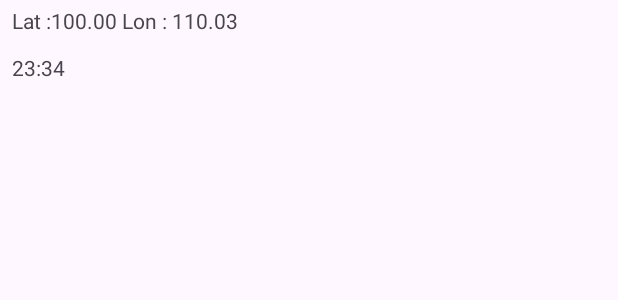
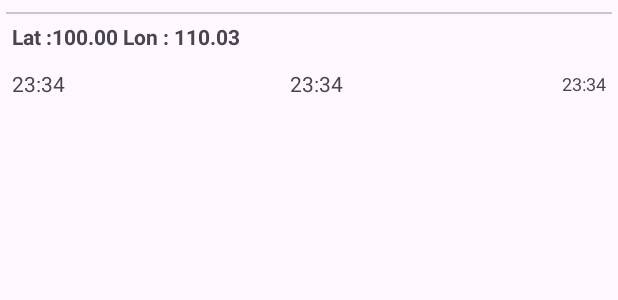
Before and after one commit to Dilivva/android-kotlin-assessment, an Android app: the layout history_item_layout.xml on its own in the app's theme, with its tools: preview values and no code run, on a phone screen of 412 x 824 dp. Shown: the top 300 px of the screen. Run offline under Robolectric (Android 15) with nearby library versions, the phone set to English and light mode, and no system bars.

Commit message:
Fixed the Location History section Deleting is now by long clicking the item

```diff
--- a/app/src/main/res/layout/history_item_layout.xml
+++ b/app/src/main/res/layout/history_item_layout.xml
@@ -4,20 +4,60 @@
     xmlns:tools="http://schemas.android.com/tools"
     android:layout_width="match_parent"
     android:layout_height="wrap_content"
+    android:paddingHorizontal="4dp"
+    android:paddingVertical="8dp">
 
-    android:paddingStart="4dp">
+    <com.google.android.material.divider.MaterialDivider
+        android:id="@+id/top_divider"
+        android:layout_width="match_parent"
+        android:layout_height="wrap_content"
+        app:layout_constraintEnd_toEndOf="parent"
+        app:layout_constraintStart_toStartOf="parent"
+        app:layout_constraintTop_toTopOf="parent" />
 
     <TextView
-        android:id="@+id/lat_lng"
+        android:id="@+id/name_of_location"
         android:layout_width="0dp"
         android:layout_height="wrap_content"
         android:padding="4dp"
+        android:textStyle="bold"
         app:layout_constraintBottom_toTopOf="@+id/time"
-        app:layout_constraintEnd_toStartOf="@+id/frameLayout"
+        app:layout_constraintEnd_toEndOf="parent"
         app:layout_constraintHorizontal_bias="0.5"
         app:layout_constraintStart_toStartOf="parent"
-        app:layout_constraintTop_toTopOf="parent"
+        app:layout_constraintTop_toBottomOf="@id/top_divider"
         tools:text="Lat :100.00 Lon : 110.03" />
+
+    <TextView
+        android:id="@+id/latitude"
+        android:layout_width="wrap_content"
+        android:layout_height="wrap_content"
+
+        android:layout_marginTop="4dp"
+        android:maxEms="5"
+        android:maxLines="1"
+        android:padding="4dp"
+        app:layout_constraintBottom_toBottomOf="parent"
+        app:layout_constraintStart_toStartOf="parent"
+        app:layout_constraintTop_toBottomOf="@+id/name_of_location"
+        app:layout_constraintVertical_bias="1.0"
+        tools:text="23:34" />
+
+    <TextView
+        android:id="@+id/longitude"
+        android:layout_width="wrap_content"
+        android:layout_height="wrap_content"
+        android:layout_marginStart="4dp"
+        android:layout_marginTop="4dp"
+        android:maxEms="5"
+        android:maxLines="1"
+        android:padding="4dp"
+        app:layout_constraintBottom_toBottomOf="parent"
+        app:layout_constraintEnd_toStartOf="@+id/time"
+        app:layout_constraintHorizontal_bias="0.5"
+        app:layout_constraintStart_toEndOf="@id/latitude"
+        app:layout_constraintTop_toBottomOf="@+id/name_of_location"
+        tools:text="23:34" />
 
     <TextView
         android:id="@+id/time"
@@ -26,37 +66,14 @@
         android:layout_marginTop="4dp"
         android:padding="4dp"
         app:layout_constraintBottom_toBottomOf="parent"
-        app:layout_constraintEnd_toStartOf="@+id/frameLayout"
+        android:textSize="12sp"
         app:layout_constraintHorizontal_bias="0.5"
-        app:layout_constraintStart_toStartOf="parent"
-        app:layout_constraintTop_toBottomOf="@+id/lat_lng"
+        app:layout_constraintEnd_toEndOf="parent"
+        app:layout_constraintTop_toBottomOf="@+id/name_of_location"
         tools:text="23:34" />
 
 
-    <FrameLayout
 
-        android:id="@+id/delete_layout"
-        android:layout_width="wrap_content"
-        android:layout_height="match_parent"
-        android:background="?colorSurfaceInverse"
-        android:elevation="-10dp"
-        android:minHeight="60dp"
-        android:padding="4dp"
-        android:visibility="gone"
-        app:layout_constraintBottom_toBottomOf="parent"
-        app:layout_constraintEnd_toEndOf="parent"
-        app:layout_constraintTop_toTopOf="parent">
-
-        <ImageButton
-            android:id="@+id/delete_button"
-            android:layout_width="50dp"
-            android:layout_height="50dp"
-            android:layout_gravity="center"
-            android:backgroundTint="@android:color/transparent"
-            android:scaleType="fitCenter"
-            app:srcCompat="@drawable/cancel_icon"
-            app:tint="@android:color/holo_red_dark" />
-    </FrameLayout>
 
 
 </androidx.constraintlayout.widget.ConstraintLayout>
--- a/app/src/main/res/layout/home_marker_view_layout.xml
+++ b/app/src/main/res/layout/home_marker_view_layout.xml
@@ -7,6 +7,7 @@
     >
 
     <ImageButton
+        android:id="@+id/icon"
         android:layout_width="50dp"
         android:layout_height="50dp"
         android:backgroundTint="@android:color/transparent"
```
Also changed, not shown: app/src/main/java/com/solt/deliveryweatherinsighttest/ui/adapters/LocationHistoryAdapter.kt (+21 -23 lines), app/src/main/java/com/solt/deliveryweatherinsighttest/ui/maps/CustomMarkerView.kt (+28 -4 lines), app/src/main/java/com/solt/deliveryweatherinsighttest/ui/pages/InfoPage.kt (+6 -15 lines), app/src/main/java/com/solt/deliveryweatherinsighttest/ui/pages/MainPage.kt (+46 -25 lines), app/src/main/java/com/solt/deliveryweatherinsighttest/ui/viewmodel/InfoViewModel.kt (+16 -2 lines), app/src/main/res/layout/info_page_layout.xml (+12 -21 lines).
